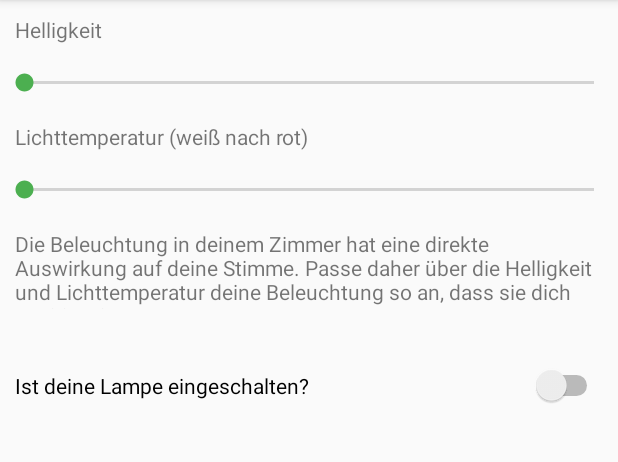
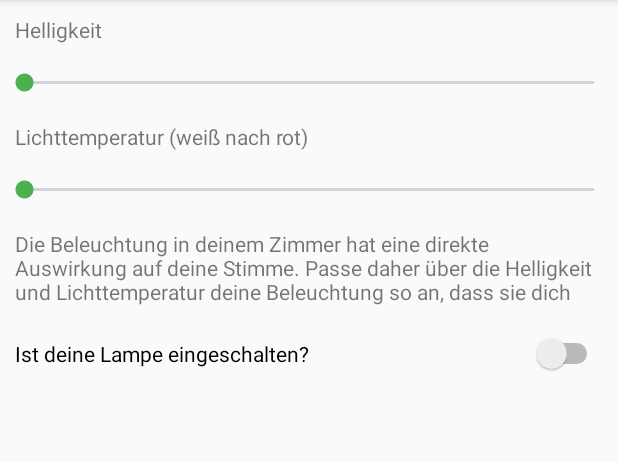
Before and after one commit to ottmann/maph, an Android app: the HueActivity screen opened directly, with no data from a screen before it, on a phone screen of 412 x 824 dp, the part 84-546 px from its top. Run offline under Robolectric (Android 15) with nearby library versions, the phone set to English and light mode, and no system bars.

Commit message:
updated view for hue settings

```diff
--- a/DepressionsApp/app/src/main/res/layout/activity_hue.xml
+++ b/DepressionsApp/app/src/main/res/layout/activity_hue.xml
@@ -1,20 +1,12 @@
 <?xml version="1.0" encoding="utf-8"?>
-<android.support.constraint.ConstraintLayout xmlns:android="http://schemas.android.com/apk/res/android"
+<LinearLayout
+    xmlns:android="http://schemas.android.com/apk/res/android"
     xmlns:app="http://schemas.android.com/apk/res-auto"
     xmlns:tools="http://schemas.android.com/tools"
+    android:id="@+id/linearLayout"
     android:layout_width="match_parent"
-    android:layout_height="match_parent">
-
-
-    <LinearLayout
-        android:id="@+id/linearLayout"
-        android:layout_width="0dp"
-        android:layout_height="307dp"
-        android:orientation="vertical"
-        app:layout_constraintEnd_toEndOf="parent"
-        app:layout_constraintHorizontal_bias="0.0"
-        app:layout_constraintStart_toStartOf="parent"
-        app:layout_constraintTop_toTopOf="parent">
+    android:layout_height="match_parent"
+    android:orientation="vertical">
 
     <TextView
         android:id="@+id/textView14"
@@ -46,7 +38,7 @@
         android:id="@+id/temperatureBar"
         android:layout_width="match_parent"
         android:layout_height="32dp"
-            android:min="153"
+
         android:max="500"
         tools:layout_editor_absoluteX="16dp"
         tools:layout_editor_absoluteY="146dp" />
@@ -60,18 +52,10 @@
         tools:layout_editor_absoluteX="16dp"
         tools:layout_editor_absoluteY="191dp" />
 
-        <Space
-            android:layout_width="match_parent"
-            android:layout_height="21dp" />
-
     <Switch
         android:id="@+id/onOffSwitch"
         android:layout_width="match_parent"
         android:layout_height="wrap_content"
         android:padding="10dp"
-            android:text="Ist deine Lampe eingeschalten?"
-             />
+        android:text="Ist deine Lampe eingeschalten?"/>
 </LinearLayout>
-
-
-</android.support.constraint.ConstraintLayout>
```
Lines whose indentation alone changed are shown as unchanged.
